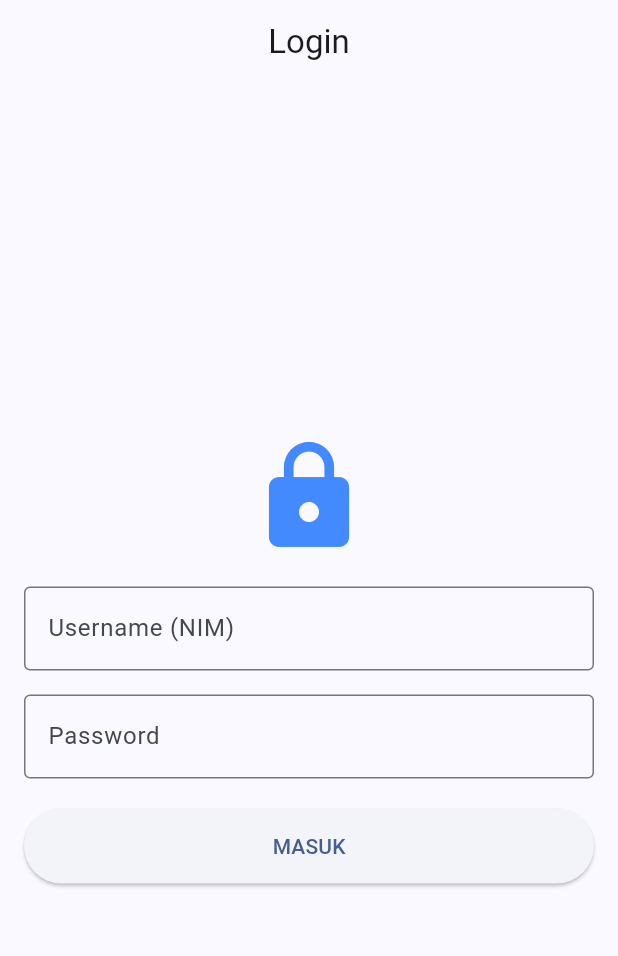
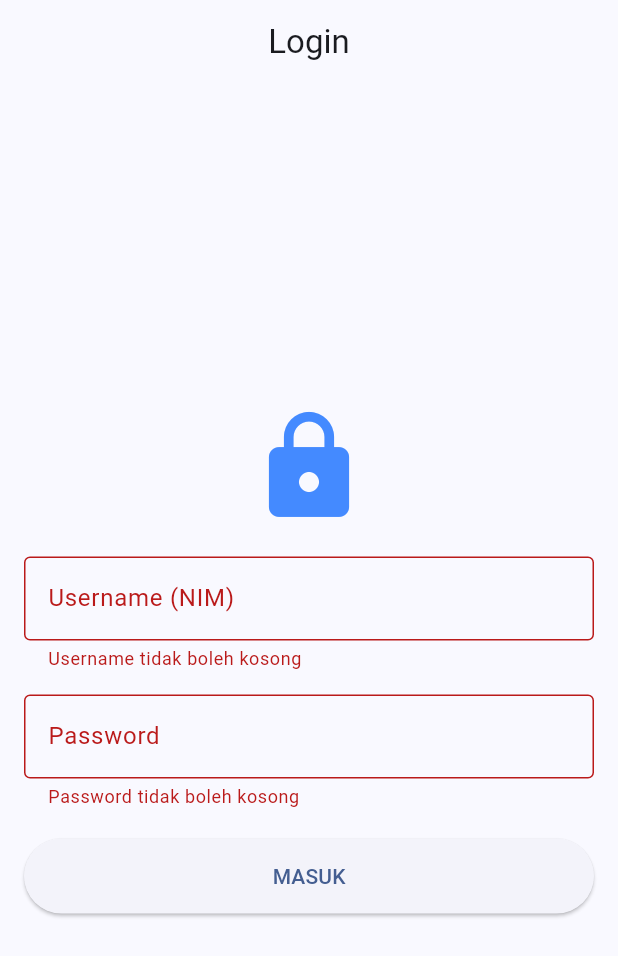
Before and after one commit to Farhan-Almaki/uts-pml-1124160203, a Flutter app: the screen it shows after launch, after a tap on "MASUK", on a phone screen of 412 x 824 dp. Shown: the top 956 px of the screen. Run offline on Flutter 3.47's test engine with Material 3 defaults, Android fonts, the phone set to English and light mode, and no system bars.

Commit message:
tahap 7: tambah validasi kredensial, simulasi loading, dan pushReplacement pada login

```diff
--- a/soal_2_profil_app/lib/screens/login_page.dart
+++ b/soal_2_profil_app/lib/screens/login_page.dart
@@ -1,7 +1,33 @@
 import 'package:flutter/material.dart';
+import 'profile_page.dart';
 
-class LoginPage extends StatelessWidget {
+class LoginPage extends StatefulWidget {
   const LoginPage({super.key});
+
+  @override
+  State<LoginPage> createState() => _LoginPageState();
+}
+
+class _LoginPageState extends State<LoginPage> {
+  final _formKey = GlobalKey<FormState>();
+  bool _isLoading = false;
+
+  void _login() async {
+    if (_formKey.currentState!.validate()) {
+      setState(() {
+        _isLoading = true;
+      });
+
+      await Future.delayed(const Duration(seconds: 2));
+
+      if (mounted) {
+        Navigator.pushReplacement(
+          context,
+          MaterialPageRoute(builder: (context) => const ProfilePage()),
+        );
+      }
+    }
+  }
 
   @override
   Widget build(BuildContext context) {
@@ -9,6 +35,8 @@ class LoginPage extends StatelessWidget {
       appBar: AppBar(title: const Text('Login'), centerTitle: true),
       body: Padding(
         padding: const EdgeInsets.all(16.0),
+        child: Form(
+          key: _formKey,
           child: Column(
             mainAxisAlignment: MainAxisAlignment.center,
             children: [
@@ -19,6 +47,15 @@ class LoginPage extends StatelessWidget {
                   labelText: 'Username (NIM)',
                   border: OutlineInputBorder(),
                 ),
+                validator: (value) {
+                  if (value == null || value.isEmpty) {
+                    return 'Username tidak boleh kosong';
+                  }
+                  if (value != '1124160203') {
+                    return 'Username salah (gunakan NIM: 1124160203)';
+                  }
+                  return null;
+                },
               ),
               const SizedBox(height: 16),
               TextFormField(
@@ -27,10 +64,21 @@ class LoginPage extends StatelessWidget {
                   labelText: 'Password',
                   border: OutlineInputBorder(),
                 ),
+                validator: (value) {
+                  if (value == null || value.isEmpty) {
+                    return 'Password tidak boleh kosong';
+                  }
+                  if (value != '123456') {
+                    return 'Password salah';
+                  }
+                  return null;
+                },
               ),
               const SizedBox(height: 20),
-            ElevatedButton(
-              onPressed: () {},
+              _isLoading
+                  ? const CircularProgressIndicator()
+                  : ElevatedButton(
+                      onPressed: _login,
                       style: ElevatedButton.styleFrom(
                         minimumSize: const Size(double.infinity, 50),
                       ),
@@ -39,6 +87,7 @@ class LoginPage extends StatelessWidget {
             ],
           ),
         ),
+      ),
     );
   }
 }
--- /dev/null
+++ b/soal_2_profil_app/lib/screens/profile_page.dart
@@ -0,0 +1,12 @@
+import 'package:flutter/material.dart';
+
+class ProfilePage extends StatelessWidget {
+  const ProfilePage({super.key});
+
+  @override
+  Widget build(BuildContext context) {
+    return const Scaffold(
+      body: Center(child: Text('Halaman Profil')),
+    );
+  }
+}
```
Lines whose indentation alone changed are shown as unchanged.
